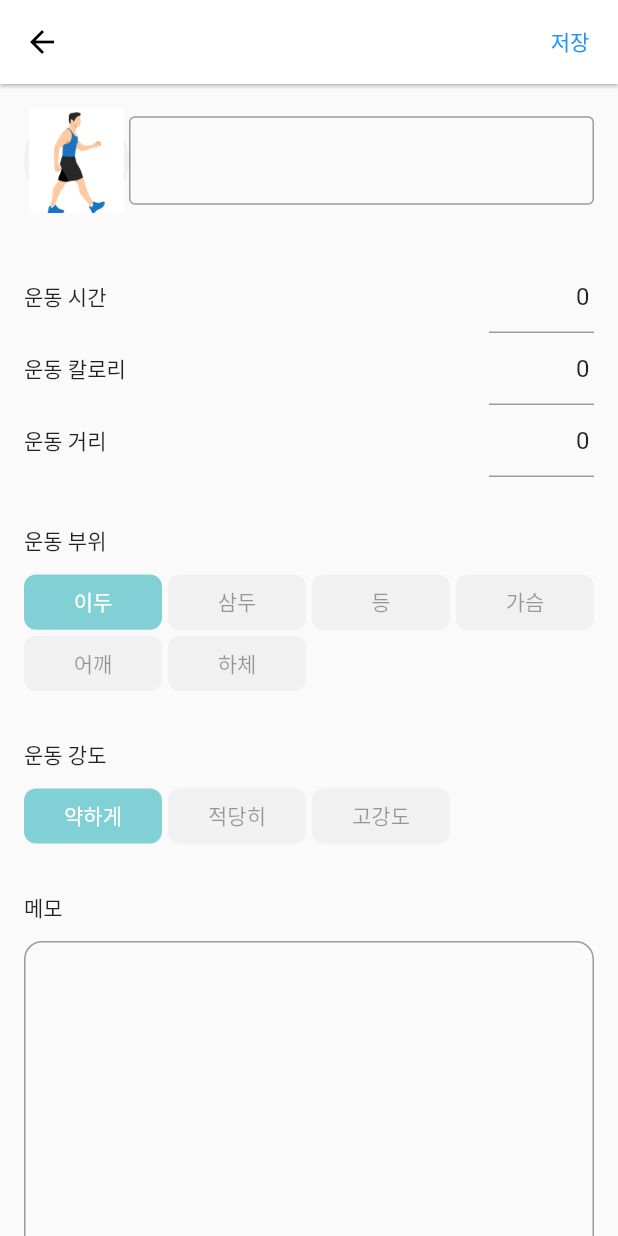
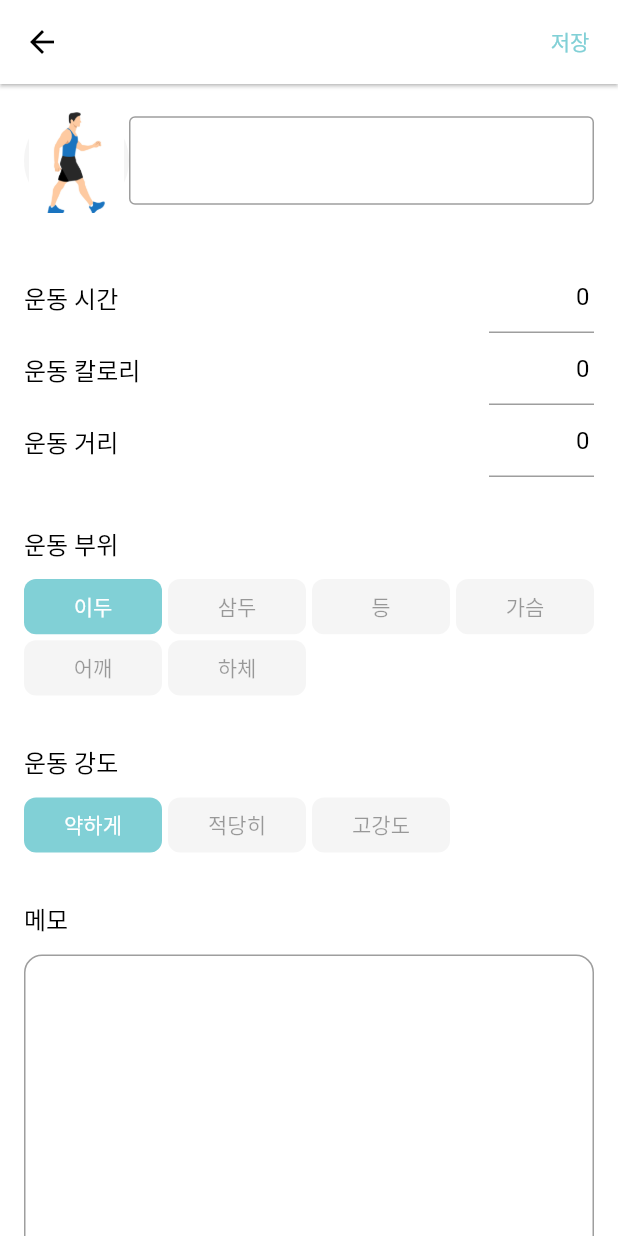
Before and after one commit to kimchungdo/Flutter_Study-fastCampus-, a Flutter app: the WorkoutAddPage screen opened directly with empty values, on a phone screen of 412 x 824 dp. Run offline on Flutter 3.47's test engine with Material 2 defaults, Android fonts, the phone set to English and light mode, and no system bars; our stand-ins replace fl_chart, flutter_local_notifications, in_app_review, shared_preferences, sqflite, table_calendar and 1 more; missing offline and left inert: admob_flutter, multi_image_picker; accounts and stored records are empty.

Commit message:
final chapter completed

```diff
--- a/dietapp/lib/style.dart
+++ b/dietapp/lib/style.dart
@@ -7,6 +7,30 @@ Color txtColor = Colors.black;
 Color iTxtColor = Colors.black38;
 double cardSize = 150;
 
+MaterialColor mainMColor = MaterialColor(
+mainColor.value,
+<int, Color>{
+50: mainColor,
+100: mainColor,
+200: mainColor,
+300: mainColor,
+400: mainColor,
+500: mainColor,
+600: mainColor,
+700: mainColor,
+800: mainColor,
+900: mainColor,
+},
+);
 
-Color color1 = Color(0xFF94a9ad);
-Color color2 = Color(0xFF8c4642);
+
+
+TextStyle sTS = TextStyle(fontSize: 12);
+TextStyle mTS = TextStyle(fontSize: 16);
+TextStyle lTS = TextStyle(fontSize: 20);           //디자인을 통일 시키기 위함 4-5개 정도 이용하여 일괄적으로 이용하는 것이 좋음
+
+
+void changeToDarkMode(){
+  bgColor = Color(0xFF3a3a3c);
+  txtColor = Colors.white;
+}
--- a/dietapp/lib/view/workout.dart
+++ b/dietapp/lib/view/workout.dart
@@ -6,7 +6,7 @@ import 'package:multi_image_picker/multi_image_picker.dart';
 
 import '../util.dart';
 
-class WorkoutAddPage extends StatefulWidget{
+class WorkoutAddPage extends StatefulWidget {
   final Workout workout;
 
   WorkoutAddPage({Key key, this.workout}) : super(key: key);
@@ -16,13 +16,12 @@ class WorkoutAddPage extends StatefulWidget{
     // TODO: implement createState
     return _WorkoutAddPageState();
   }
-
 }
 
-class _WorkoutAddPageState extends State<WorkoutAddPage>{
-
+class _WorkoutAddPageState extends State<WorkoutAddPage> {
   Workout get workout => widget.workout;
-  TextEditingController memoController = TextEditingController();          //텍스트 필드 사용시에는 꼭필요하다
+  TextEditingController memoController =
+      TextEditingController(); //텍스트 필드 사용시에는 꼭필요하다
   TextEditingController nameController = TextEditingController();
   TextEditingController timeController = TextEditingController();
   TextEditingController calController = TextEditingController();
@@ -40,36 +39,36 @@ class _WorkoutAddPageState extends State<WorkoutAddPage>{
     super.initState();
   }
 
-
   @override
   Widget build(BuildContext context) {
     return Scaffold(
       appBar: AppBar(
         backgroundColor: bgColor,
-        iconTheme: IconThemeData(color: txtColor),                //백그라운드가 화이트이기 때문에 아이콘 테마를 설정해줘야한다. 버튼이 가려짐
+        iconTheme: IconThemeData(color: txtColor),
+        //백그라운드가 화이트이기 때문에 아이콘 테마를 설정해줘야한다. 버튼이 가려짐
         elevation: 1.0,
         actions: [
           TextButton(
             child: Text("저장"),
-            onPressed: (){
+            onPressed: () {
               //저장하고 종료
               final db = DatabaseHelper.instance;
               workout.memo = memoController.text;
               workout.name = nameController.text;
 
-              if(timeController.text.isEmpty){
+              if (timeController.text.isEmpty) {
                 workout.time = 0;
-              }else{
+              } else {
                 workout.time = int.parse(timeController.text);
               }
-              if(calController.text.isEmpty){
+              if (calController.text.isEmpty) {
                 workout.kcal = 0;
-              }else{
+              } else {
                 workout.kcal = int.parse(calController.text);
               }
-              if(distanceController.text.isEmpty){
+              if (distanceController.text.isEmpty) {
                 workout.distance = 0;
-              }else{
+              } else {
                 workout.distance = int.parse(distanceController.text);
               }
 
@@ -79,47 +78,41 @@ class _WorkoutAddPageState extends State<WorkoutAddPage>{
           )
         ],
       ),
+      backgroundColor: bgColor,
       body: Container(
           child: ListView.builder(
-            itemBuilder: (ctx, idx){
-              if(idx == 0){
+        itemBuilder: (ctx, idx) {
+          if (idx == 0) {
             return Container(
                 margin: EdgeInsets.symmetric(horizontal: 16, vertical: 16),
-                  child: Row(
-                    children: [
+                child: Row(children: [
                   Container(
                     child: InkWell(
                       child: Image.asset("assets/img/${workout.type}.png"),
-                          onTap: (){
+                      onTap: () {
                         setState(() {
-                                workout.type ++;
+                          workout.type++;
                           workout.type = workout.type % 4;
                         });
                       },
                     ),
-                        height: 70, width: 70,
+                    height: 70,
+                    width: 70,
                     decoration: BoxDecoration(
                       color: ibgColor,
                       borderRadius: BorderRadius.circular(70),
                     ),
                   ),
                   Container(height: 8),
-                      Expanded(child: TextField(
+                  Expanded(
+                      child: TextField(
                           controller: nameController,
                           decoration: InputDecoration(
                               border: OutlineInputBorder(
                                   borderSide: BorderSide(
-                              color: txtColor,
-                              width: 0.5
-                            )
-                          )
-                        )
-                      ))
-                    ]
-                  )
-                );
-              }
-              else if(idx == 1){
+                                      color: txtColor, width: 0.5)))))
+                ]));
+          } else if (idx == 1) {
             return Container(
               margin: EdgeInsets.symmetric(vertical: 16, horizontal: 16),
               child: Column(
@@ -127,44 +120,18 @@ class _WorkoutAddPageState extends State<WorkoutAddPage>{
                   Row(
                     mainAxisAlignment: MainAxisAlignment.spaceBetween,
                     children: [
-                              const Text("운동 시간"),
+                      Text("운동 시간", style: mTS.apply(color: txtColor)),
                       Container(
                         child: TextField(
-                                  keyboardType: TextInputType.number,              //숫자만 입력 가능하게 만든다
+                            keyboardType: TextInputType.number,
+                            //숫자만 입력 가능하게 만든다
                             controller: timeController,
                             textAlign: TextAlign.end,
+                            style: mTS.apply(color: txtColor),
                             decoration: InputDecoration(
                                 border: UnderlineInputBorder(
                                     borderSide: BorderSide(
-                                                color: txtColor,
-                                                width: 0.5
-                                            )
-                                        )
-                                    )
-                                ),
-                                width: 70,
-                              )
-                            ],
-                          ),
-
-                          Row(
-                            mainAxisAlignment: MainAxisAlignment.spaceBetween,
-                            children: [
-                              const Text("운동 칼로리"),
-                              Container(
-                                child: TextField(
-                                    keyboardType: TextInputType.number,              //숫자만 입력 가능하게 만든다
-                                    controller: calController,
-                                    textAlign: TextAlign.end,
-                                    decoration: InputDecoration(
-                                        border: UnderlineInputBorder(
-                                            borderSide: BorderSide(
-                                                color: txtColor,
-                                                width: 0.5
-                                            )
-                                        )
-                                    )
-                                ),
+                                        color: txtColor, width: 0.5)))),
                         width: 70,
                       )
                     ],
@@ -172,157 +139,174 @@ class _WorkoutAddPageState extends State<WorkoutAddPage>{
                   Row(
                     mainAxisAlignment: MainAxisAlignment.spaceBetween,
                     children: [
-                              const Text("운동 거리"),
+                      Text("운동 칼로리", style: mTS.apply(color: txtColor)),
                       Container(
                         child: TextField(
-                                    keyboardType: TextInputType.number,              //숫자만 입력 가능하게 만든다
-                                    controller: distanceController,
+                            keyboardType: TextInputType.number,
+                            //숫자만 입력 가능하게 만든다
+                            controller: calController,
                             textAlign: TextAlign.end,
+                            style: mTS.apply(color: txtColor),
                             decoration: InputDecoration(
                                 border: UnderlineInputBorder(
                                     borderSide: BorderSide(
-                                                color: txtColor,
-                                                width: 0.5
-                                            )
-                                        )
-                                    )
-                                ),
+                                        color: txtColor, width: 0.5)))),
                         width: 70,
                       )
                     ],
                   ),
-
-
+                  Row(
+                    mainAxisAlignment: MainAxisAlignment.spaceBetween,
+                    children: [
+                      Text("운동 거리", style: mTS.apply(color: txtColor)),
+                      Container(
+                        child: TextField(
+                            keyboardType: TextInputType.number,
+                            //숫자만 입력 가능하게 만든다
+                            controller: distanceController,
+                            textAlign: TextAlign.end,
+                            style: mTS.apply(color: txtColor),
+                            decoration: InputDecoration(
+                                border: UnderlineInputBorder(
+                                    borderSide: BorderSide(
+                                        color: txtColor, width: 0.5)))),
+                        width: 70,
+                      )
+                    ],
+                  ),
                 ],
               ),
             );
-              }
-              else if (idx == 2){
+          } else if (idx == 2) {
             return Container(
                 margin: EdgeInsets.symmetric(horizontal: 16, vertical: 16),
-                    child: Column(
-                        children: [
+                child: Column(children: [
                   Row(
                     mainAxisAlignment: MainAxisAlignment.spaceBetween,
-                            children:[
-                              Text("운동 부위"),
+                    children: [
+                      Text("운동 부위", style: mTS.apply(color: txtColor)),
                     ],
                   ),
                   Container(height: 12),
                   GridView.count(
-                            physics: NeverScrollableScrollPhysics(),                   //그리드 뷰이지만 스크롤이 안되는 것으로 고정해버린다. 같은방향 리스트뷰같은게 두개이상이면 혼동옴
+                    physics: NeverScrollableScrollPhysics(),
+                    //그리드 뷰이지만 스크롤이 안되는 것으로 고정해버린다. 같은방향 리스트뷰같은게 두개이상이면 혼동옴
                     shrinkWrap: true,
-                            children: List.generate(wPart.length, (_idx){
+                    children: List.generate(wPart.length, (_idx) {
                       return InkWell(
                         child: Container(
                           alignment: Alignment.center,
-                                  child: Text(wPart[_idx],
+                          child: Text(
+                            wPart[_idx],
                             style: TextStyle(
-                                      color: workout.part == _idx ? Colors.white : iTxtColor,            //클릭이 안됐으면 텍스트도 색깔 변화해야함
-                                    ),),
+                              color: workout.part == _idx
+                                  ? Colors.white
+                                  : iTxtColor, //클릭이 안됐으면 텍스트도 색깔 변화해야함
+                            ),
+                          ),
                           decoration: BoxDecoration(
-                                    borderRadius: BorderRadius.circular(8),         //각지지않게
+                            borderRadius: BorderRadius.circular(8),
+                            //각지지않게
                             color: workout.part == _idx ? mainColor : ibgColor,
                           ),
                         ),
-                                onTap: (){
+                        onTap: () {
                           setState(() {
                             workout.part = _idx;
                           });
                         },
                       );
                     }),
-                            crossAxisCount: 4,               //한줄에 몇개가 들어가는가      4개가 넘어가면 다음줄로 넘어감
-                            crossAxisSpacing: 4,                //서로 붙어있지 않게
+                    crossAxisCount: 4,
+                    //한줄에 몇개가 들어가는가      4개가 넘어가면 다음줄로 넘어감
+                    crossAxisSpacing: 4,
+                    //서로 붙어있지 않게
                     mainAxisSpacing: 4,
-                            childAspectRatio: 2.5,              //2 = 2:1 각 위젯의 비율
+                    childAspectRatio: 2.5, //2 = 2:1 각 위젯의 비율
                   )
-                        ]
-                    )
-                );
-              }
-              else if(idx == 3){
+                ]));
+          } else if (idx == 3) {
             return Container(
                 margin: EdgeInsets.symmetric(horizontal: 16, vertical: 16),
-                    child: Column(
-                        children: [
+                child: Column(children: [
                   Row(
                     mainAxisAlignment: MainAxisAlignment.spaceBetween,
-                            children:[
-                              Text("운동 강도"),
+                    children: [
+                      Text("운동 강도", style: mTS.apply(color: txtColor)),
                     ],
                   ),
                   Container(height: 12),
                   GridView.count(
-                            physics: NeverScrollableScrollPhysics(),                   //그리드 뷰이지만 스크롤이 안되는 것으로 고정해버린다. 같은방향 리스트뷰같은게 두개이상이면 혼동옴
+                    physics: NeverScrollableScrollPhysics(),
+                    //그리드 뷰이지만 스크롤이 안되는 것으로 고정해버린다. 같은방향 리스트뷰같은게 두개이상이면 혼동옴
                     shrinkWrap: true,
-                            children: List.generate(wIntense.length, (_idx){
+                    children: List.generate(wIntense.length, (_idx) {
                       return InkWell(
                         child: Container(
                           alignment: Alignment.center,
-                                  child: Text(wIntense[_idx],
+                          child: Text(
+                            wIntense[_idx],
                             style: TextStyle(
-                                      color: workout.intense == _idx ? Colors.white : iTxtColor,            //클릭이 안됐으면 텍스트도 색깔 변화해야함
-                                    ),),
-                                  decoration: BoxDecoration(
-                                    borderRadius: BorderRadius.circular(8),         //각지지않게
-                                    color: workout.intense == _idx ? mainColor : ibgColor,
+                              color: workout.intense == _idx
+                                  ? Colors.white
+                                  : iTxtColor, //클릭이 안됐으면 텍스트도 색깔 변화해야함
                             ),
                           ),
-                                onTap: (){
+                          decoration: BoxDecoration(
+                            borderRadius: BorderRadius.circular(8),
+                            //각지지않게
+                            color:
+                                workout.intense == _idx ? mainColor : ibgColor,
+                          ),
+                        ),
+                        onTap: () {
                           setState(() {
                             workout.intense = _idx;
                           });
                         },
                       );
                     }),
-                            crossAxisCount: 4,               //한줄에 몇개가 들어가는가      4개가 넘어가면 다음줄로 넘어감
-                            crossAxisSpacing: 4,                //서로 붙어있지 않게
+                    crossAxisCount: 4,
+                    //한줄에 몇개가 들어가는가      4개가 넘어가면 다음줄로 넘어감
+                    crossAxisSpacing: 4,
+                    //서로 붙어있지 않게
                     mainAxisSpacing: 4,
-                            childAspectRatio: 2.5,              //2 = 2:1 각 위젯의 비율
+                    childAspectRatio: 2.5, //2 = 2:1 각 위젯의 비율
                   )
-                        ]
-                    )
-                );
-              }
-
-              else if(idx == 4){
+                ]));
+          } else if (idx == 4) {
             return Container(
                 margin: EdgeInsets.symmetric(horizontal: 16, vertical: 16),
                 child: Column(
                   crossAxisAlignment: CrossAxisAlignment.start,
                   children: [
-                        const Text("메모"),
+                    Text("메모", style: mTS.apply(color: txtColor)),
                     Container(height: 12),
                     TextField(
                       maxLines: 10,
-                          minLines: 10,                //minLine은 크게 볼 수 있게 만들어준다
-                          keyboardType: TextInputType.multiline,             //여러줄 입력가능
-                          controller: memoController,                                             //텍스트필드에 항상있어야함 2
+                      minLines: 10,
+                      //minLine은 크게 볼 수 있게 만들어준다
+                      keyboardType: TextInputType.multiline,
+                      //여러줄 입력가능
+                      controller: memoController,
+                      //텍스트필드에 항상있어야함 2
                       decoration: InputDecoration(
                           border: OutlineInputBorder(
                         borderSide: BorderSide(color: txtColor, width: 0.5),
                         borderRadius: BorderRadius.circular(12),
-                              )
-                          ),
+                      )),
                     ),
                   ],
-                    )
-                );
+                ));
           }
 
           return Container();
         },
         itemCount: 5,
-          )
-      ),
+      )),
     );
   }
-
-
-
 }
-
 
 class MainWorkoutCard extends StatelessWidget {
   final Workout workout;
@@ -334,17 +318,18 @@ class MainWorkoutCard extends StatelessWidget {
     return Container(
         margin: EdgeInsets.all(8),
         padding: EdgeInsets.all(8),
-      decoration: BoxDecoration(                     //박스모양으로 묶어주기기
+        decoration: BoxDecoration(
+            //박스모양으로 묶어주기기
             borderRadius: BorderRadius.circular(12),
             color: bgColor,
-        boxShadow: [                       //음영 넣어주기
+            boxShadow: [
+              //음영 넣어주기
               BoxShadow(
                 blurRadius: 4,
                 spreadRadius: 4,
                 color: Colors.black12,
               )
-        ]
-      ),
+            ]),
         child: ClipRRect(
             child: AspectRatio(
           child: Container(
@@ -355,30 +340,33 @@ class MainWorkoutCard extends StatelessWidget {
                   children: [
                     Container(
                       child: Image.asset("assets/img/${workout.type}.png"),
-                      height: 50, width: 50,
+                      height: 50,
+                      width: 50,
                       decoration: BoxDecoration(
                         color: ibgColor,
                         borderRadius: BorderRadius.circular(70),
                       ),
                     ),
-                    Expanded(child: Text("${Utils.makeTwoDigit(workout.time ~/ 60)}:"
-                        "${Utils.makeTwoDigit(workout.time % 60)}", textAlign: TextAlign.end,),)
+                    Expanded(
+                      child: Text(
+                        "${Utils.makeTwoDigit(workout.time ~/ 60)}:"
+                        "${Utils.makeTwoDigit(workout.time % 60)}",
+                        textAlign: TextAlign.end,
+                        style: lTS.apply(color: txtColor),
+                      ),
+                    )
                   ],
                 ),
-                Container(height:8),
+                Container(height: 8),
                 Expanded(
-                  child: Text(workout.name),
+                  child: Text(workout.name, style: mTS.apply(color: txtColor),),
                 ),
-                Text(workout.kcal == 0 ? "" : "${workout.kcal}kcal"),
-                Text(workout.distance == 0 ? "" : "${workout.distance}km"),
+                Text(workout.kcal == 0 ? "" : "${workout.kcal}kcal",style: sTS.apply(color: txtColor),),
+                Text(workout.distance == 0 ? "" : "${workout.distance}km", style: sTS.apply(color: txtColor),),
               ],
             ),
           ),
           aspectRatio: 1,
-        )
-      )
-    );
+        )));
   }
-
-
 }
```
Also changed, not shown: dietapp/lib/main.dart (+25 -5 lines). Lines whose indentation alone changed are shown as unchanged.
